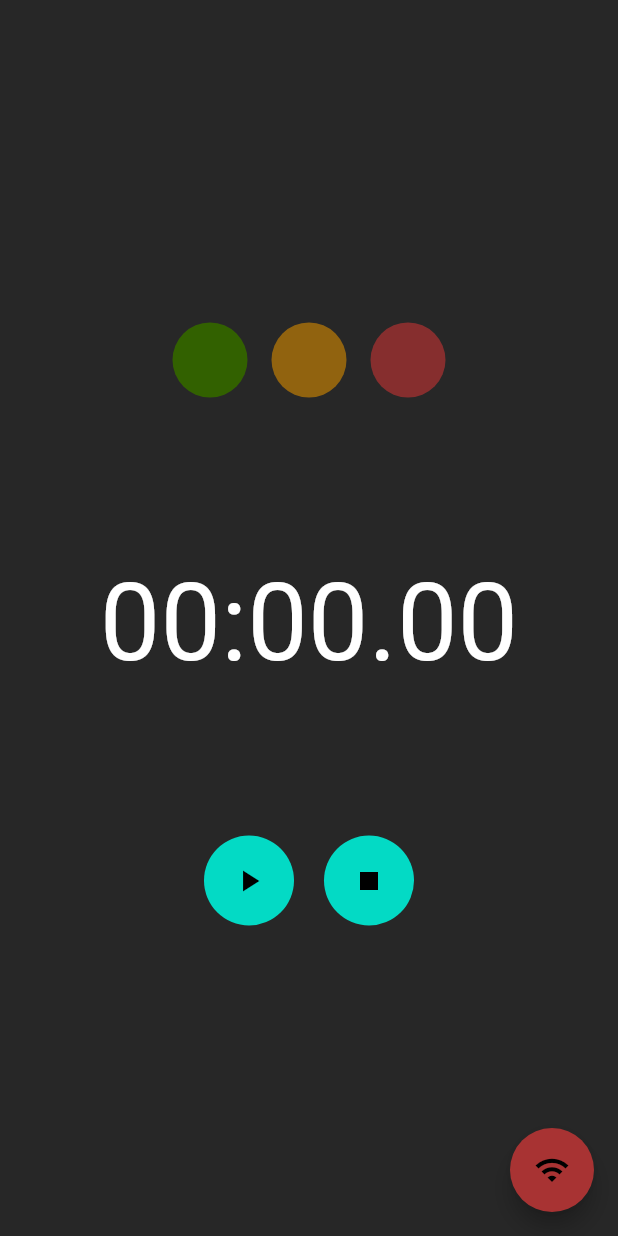
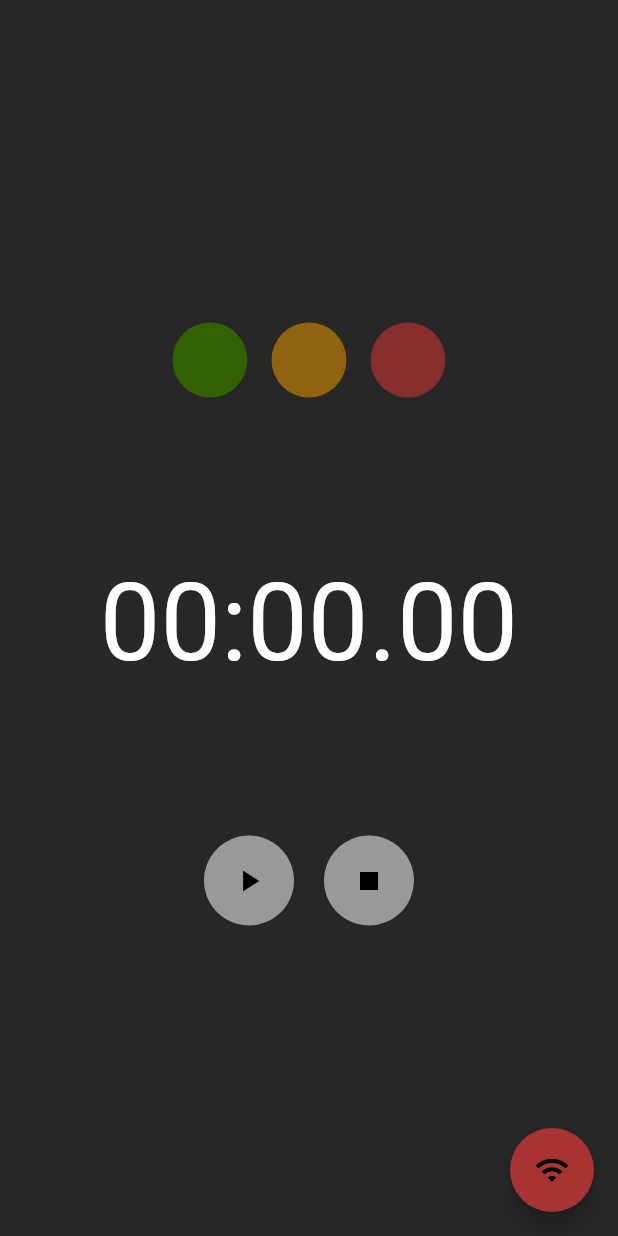
Before and after one commit to MRT-Codebase/Soapbox-Race-App, a Flutter app: the screen it shows after launch, after a tap on the "play arrow" icon, on a phone screen of 412 x 824 dp. Run offline on Flutter 3.47's test engine with Material 2 defaults, Android fonts, the phone set to English and light mode, and no system bars; missing offline and left inert: mqtt_client.

Commit message:
dont start if connection not established

```diff
--- a/lib/main.dart
+++ b/lib/main.dart
@@ -48,6 +48,7 @@ class _MQTTProjectAppScreenState extends State<MQTTProjectAppScreen> {
   }
 
   void startRace() {
+    if (connectionStatus == true) {
       // TODO: Improve this: Create better way to create interval function calls
       for (int i = 0; i < 3000; i += 500) {
         // Use Timer to create a delay
@@ -70,6 +71,7 @@ class _MQTTProjectAppScreenState extends State<MQTTProjectAppScreen> {
         });
       }
       raceStarted = true;
+    }
   }
 
   void _mqttMsgChanged() {
@@ -194,7 +196,9 @@ class _MQTTProjectAppScreenState extends State<MQTTProjectAppScreen> {
               children: <Widget>[
                 CircleAvatar(
                   radius: 30,
-                  backgroundColor: const Color(0xFF03DAC5),
+                  backgroundColor: connectionStatus
+                      ? const Color(0xFF03DAC5)
+                      : const Color.fromARGB(255, 153, 153, 153),
                   child: IconButton(
                     icon: raceStarted
                         ? const Icon(Icons.pause)
@@ -206,7 +210,9 @@ class _MQTTProjectAppScreenState extends State<MQTTProjectAppScreen> {
                 const SizedBox(width: 20.0),
                 CircleAvatar(
                   radius: 30,
-                  backgroundColor: const Color(0xFF03DAC5),
+                  backgroundColor: connectionStatus
+                      ? const Color(0xFF03DAC5)
+                      : const Color.fromARGB(255, 153, 153, 153),
                   child: IconButton(
                     icon: const Icon(Icons.stop),
                     onPressed: resetStopwatch,
--- a/lib/mqtt_handler.dart
+++ b/lib/mqtt_handler.dart
@@ -8,8 +8,8 @@ import 'package:mqtt_client/mqtt_server_client.dart';
 class MQTTHandler {
   final ValueNotifier<String> receiveMsgNotifier = ValueNotifier<String>("");
   final ValueNotifier<bool> hostStatusNotifier = ValueNotifier<bool>(false);
-  final String isRunningTopic = 'soapBox/isRunning';
-  final String lightTopic = 'soapBox/light';
+  final String raceStateTopic = 'soapBox/raceState';
+  final String lightStateTopic = 'soapBox/lightState';
 
   late String _host;
   late MqttServerClient client;
@@ -36,7 +36,7 @@ class MQTTHandler {
 
     if (client.connectionStatus!.state == MqttConnectionState.connected) {
       print('SOAPBOX::Mosquitto client connected');
-      client.subscribe(isRunningTopic, MqttQos.atMostOnce);
+      client.subscribe(raceStateTopic, MqttQos.atMostOnce);
 
       client.updates!.listen((List<MqttReceivedMessage<MqttMessage?>>? c) {
         final recMess = c![0].payload as MqttPublishMessage;
@@ -69,13 +69,14 @@ class MQTTHandler {
     builder.addString(message);
 
     if (client.connectionStatus?.state == MqttConnectionState.connected) {
-      client.publishMessage(lightTopic, MqttQos.atMostOnce, builder.payload!);
+      client.publishMessage(
+          lightStateTopic, MqttQos.atMostOnce, builder.payload!);
     }
   }
 
   void disconnect() {
-    client.unsubscribe(isRunningTopic);
-    client.unsubscribe(lightTopic);
+    client.unsubscribe(raceStateTopic);
+    client.unsubscribe(lightStateTopic);
     client.disconnect();
   }
 
```
Lines whose indentation alone changed are shown as unchanged.
